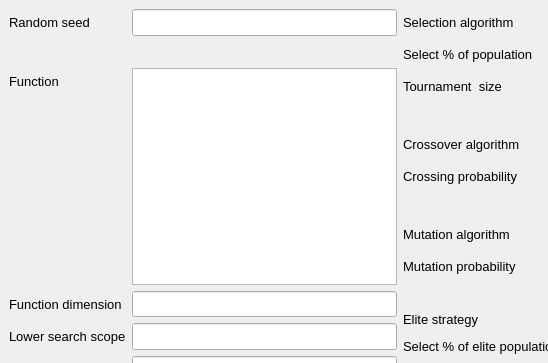
Qt form App/MainDashboard/_src/mainwindow.ui (Corel-Cormen/ClassicGenAlgo) before a commit; both pictures show x 0 to 548 and y 0 to 363 of the 800 by 600 pixel window.
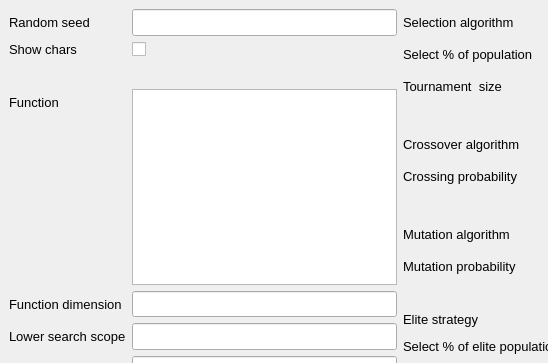
The same form after that commit.

The edit to the form file:
```diff
--- a/App/MainDashboard/_src/mainwindow.ui
+++ b/App/MainDashboard/_src/mainwindow.ui
@@ -52,7 +52,7 @@
           </property>
          </widget>
         </item>
-        <item row="1" column="0">
+        <item row="2" column="0">
          <spacer name="horizontalSpacer">
           <property name="orientation">
            <enum>Qt::Orientation::Horizontal</enum>
@@ -65,7 +65,7 @@
           </property>
          </spacer>
         </item>
-        <item row="1" column="1">
+        <item row="2" column="1">
          <spacer name="horizontalSpacer_2">
           <property name="orientation">
            <enum>Qt::Orientation::Horizontal</enum>
@@ -78,7 +78,7 @@
           </property>
          </spacer>
         </item>
-        <item row="2" column="0">
+        <item row="3" column="0">
          <widget class="QLabel" name="label_8">
           <property name="font">
            <font>
@@ -90,7 +90,7 @@
           </property>
          </widget>
         </item>
-        <item row="2" column="1">
+        <item row="3" column="1">
          <widget class="QListView" name="functionsListView">
           <property name="font">
            <font>
@@ -99,7 +99,7 @@
           </property>
          </widget>
         </item>
-        <item row="3" column="0">
+        <item row="4" column="0">
          <widget class="QLabel" name="label_7">
           <property name="font">
            <font>
@@ -111,7 +111,7 @@
           </property>
          </widget>
         </item>
-        <item row="3" column="1">
+        <item row="4" column="1">
          <widget class="QLineEdit" name="functionDimensionLine">
           <property name="font">
            <font>
@@ -120,7 +120,7 @@
           </property>
          </widget>
         </item>
-        <item row="4" column="0">
+        <item row="5" column="0">
          <widget class="QLabel" name="label_2">
           <property name="font">
            <font>
@@ -132,7 +132,7 @@
           </property>
          </widget>
         </item>
-        <item row="4" column="1">
+        <item row="5" column="1">
          <widget class="QLineEdit" name="minSearchScopeLine">
           <property name="minimumSize">
            <size>
@@ -147,7 +147,7 @@
           </property>
          </widget>
         </item>
-        <item row="5" column="0">
+        <item row="6" column="0">
          <widget class="QLabel" name="label_3">
           <property name="font">
            <font>
@@ -159,7 +159,7 @@
           </property>
          </widget>
         </item>
-        <item row="5" column="1">
+        <item row="6" column="1">
          <widget class="QLineEdit" name="maxSearchScopeLine">
           <property name="font">
            <font>
@@ -168,7 +168,7 @@
           </property>
          </widget>
         </item>
-        <item row="6" column="0">
+        <item row="7" column="0">
          <widget class="QLabel" name="label_5">
           <property name="font">
            <font>
@@ -180,7 +180,7 @@
           </property>
          </widget>
         </item>
-        <item row="6" column="1">
+        <item row="7" column="1">
          <widget class="QLineEdit" name="precissionLine">
           <property name="font">
            <font>
@@ -189,7 +189,7 @@
           </property>
          </widget>
         </item>
-        <item row="7" column="0">
+        <item row="8" column="0">
          <spacer name="horizontalSpacer_4">
           <property name="orientation">
            <enum>Qt::Orientation::Horizontal</enum>
@@ -202,7 +202,7 @@
           </property>
          </spacer>
         </item>
-        <item row="7" column="1">
+        <item row="8" column="1">
          <spacer name="horizontalSpacer_3">
           <property name="orientation">
            <enum>Qt::Orientation::Horizontal</enum>
@@ -215,7 +215,7 @@
           </property>
          </spacer>
         </item>
-        <item row="8" column="0">
+        <item row="9" column="0">
          <widget class="QLabel" name="label_4">
           <property name="font">
            <font>
@@ -227,7 +227,7 @@
           </property>
          </widget>
         </item>
-        <item row="8" column="1">
+        <item row="9" column="1">
          <widget class="QLineEdit" name="populationLine">
           <property name="font">
            <font>
@@ -236,7 +236,7 @@
           </property>
          </widget>
         </item>
-        <item row="9" column="0">
+        <item row="10" column="0">
          <widget class="QLabel" name="label_6">
           <property name="font">
            <font>
@@ -248,7 +248,7 @@
           </property>
          </widget>
         </item>
-        <item row="9" column="1">
+        <item row="10" column="1">
          <widget class="QLineEdit" name="generationsLine">
           <property name="font">
            <font>
@@ -257,6 +257,30 @@
           </property>
          </widget>
         </item>
+        <item row="1" column="1">
+         <widget class="QCheckBox" name="showChartsCheckBox">
+          <property name="font">
+           <font>
+            <pointsize>11</pointsize>
+           </font>
+          </property>
+          <property name="text">
+           <string/>
+          </property>
+         </widget>
+        </item>
+        <item row="1" column="0">
+         <widget class="QLabel" name="label_19">
+          <property name="font">
+           <font>
+            <pointsize>10</pointsize>
+           </font>
+          </property>
+          <property name="text">
+           <string>Show chars</string>
+          </property>
+         </widget>
+        </item>
        </layout>
       </item>
       <item>
```
